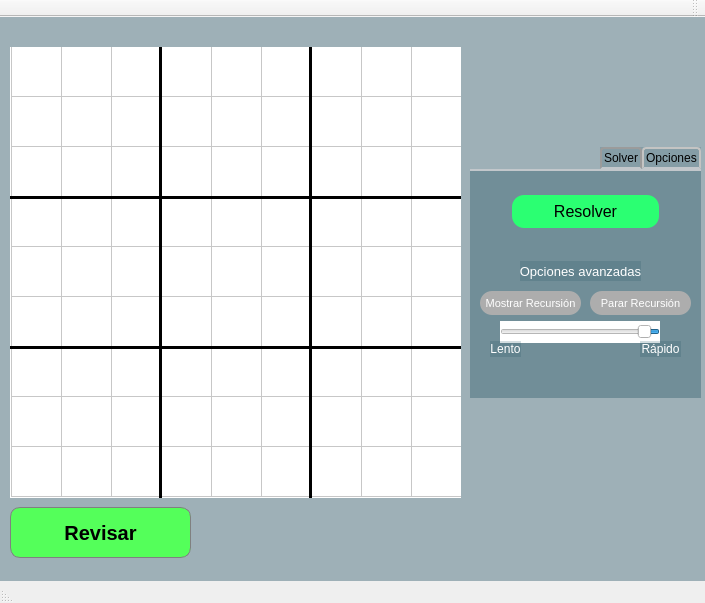
Qt form Sudoku.ui (ReyTheDog1/SodokuSolver) before a commit.
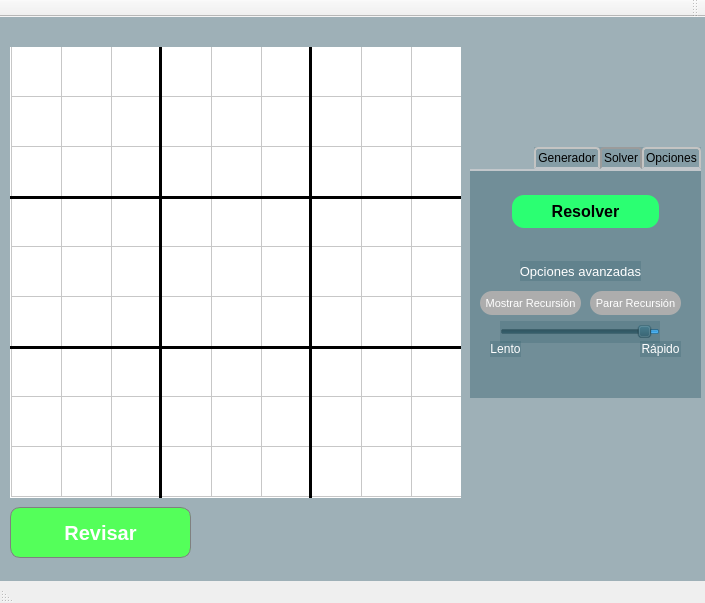
The same form after that commit. The open tabs and pages were chosen to show the change.

Patch:
```diff
--- a/Sudoku.ui
+++ b/Sudoku.ui
@@ -234,6 +234,7 @@
     <property name="styleSheet">
      <string notr="true">QPushButton {
   border: 1px solid gray;
+	color: rgb(255, 255, 255);
   border-radius: 10px;
   padding: 0 2px;
   background: rgb(84, 255, 90); 
@@ -255,23 +256,18 @@
     </property>
     <property name="styleSheet">
      <string notr="true">*
-
 {
 	background: rgba(32, 80, 96, 50);
-color: rgb(0, 0, 0);
 }
 
 QTabWidget::pane { /* The tab widget frame */
     border-top: 2px solid #C2C7CB;
     position: absolute;
     top: -0.5em;
-	
 }
 
 QTabWidget::tab-bar {
     alignment: center;
-	
-	
 }
 
 /* Style the tab using the tab sub-control. Note that
@@ -609,9 +605,6 @@
       <property name="layoutDirection">
        <enum>Qt::RightToLeft</enum>
       </property>
-      <property name="styleSheet">
-       <string notr="true">background-color: rgb(255, 255, 255);</string>
-      </property>
       <property name="minimum">
        <number>10</number>
       </property>
@@ -657,7 +650,7 @@
        <font>
         <pointsize>-1</pointsize>
         <italic>false</italic>
-        <bold>false</bold>
+        <bold>true</bold>
         <underline>false</underline>
         <strikeout>false</strikeout>
        </font>
@@ -982,209 +975,10 @@
        <rect>
         <x>120</x>
         <y>120</y>
-        <width>101</width>
+        <width>91</width>
         <height>24</height>
        </rect>
       </property>
-      <property name="palette">
-       <palette>
-        <active>
-         <colorrole role="WindowText">
-          <brush brushstyle="SolidPattern">
-           <color alpha="255">
-            <red>255</red>
-            <green>255</green>
-            <blue>255</blue>
-           </color>
-          </brush>
-         </colorrole>
-         <colorrole role="Button">
-          <brush brushstyle="SolidPattern">
-           <color alpha="255">
-            <red>173</red>
-            <green>173</green>
-            <blue>173</blue>
-           </color>
-          </brush>
-         </colorrole>
-         <colorrole role="Text">
-          <brush brushstyle="SolidPattern">
-           <color alpha="255">
-            <red>255</red>
-            <green>255</green>
-            <blue>255</blue>
-           </color>
-          </brush>
-         </colorrole>
-         <colorrole role="ButtonText">
-          <brush brushstyle="SolidPattern">
-           <color alpha="255">
-            <red>255</red>
-            <green>255</green>
-            <blue>255</blue>
-           </color>
-          </brush>
-         </colorrole>
-         <colorrole role="Base">
-          <brush brushstyle="SolidPattern">
-           <color alpha="255">
-            <red>173</red>
-            <green>173</green>
-            <blue>173</blue>
-           </color>
-          </brush>
-         </colorrole>
-         <colorrole role="Window">
-          <brush brushstyle="SolidPattern">
-           <color alpha="255">
-            <red>173</red>
-            <green>173</green>
-            <blue>173</blue>
-           </color>
-          </brush>
-         </colorrole>
-         <colorrole role="PlaceholderText">
-          <brush brushstyle="SolidPattern">
-           <color alpha="128">
-            <red>255</red>
-            <green>255</green>
-            <blue>255</blue>
-           </color>
-          </brush>
-         </colorrole>
-        </active>
-        <inactive>
-         <colorrole role="WindowText">
-          <brush brushstyle="SolidPattern">
-           <color alpha="255">
-            <red>255</red>
-            <green>255</green>
-            <blue>255</blue>
-           </color>
-          </brush>
-         </colorrole>
-         <colorrole role="Button">
-          <brush brushstyle="SolidPattern">
-           <color alpha="255">
-            <red>173</red>
-            <green>173</green>
-            <blue>173</blue>
-           </color>
-          </brush>
-         </colorrole>
-         <colorrole role="Text">
-          <brush brushstyle="SolidPattern">
-           <color alpha="255">
-            <red>255</red>
-            <green>255</green>
-            <blue>255</blue>
-           </color>
-          </brush>
-         </colorrole>
-         <colorrole role="ButtonText">
-          <brush brushstyle="SolidPattern">
-           <color alpha="255">
-            <red>255</red>
-            <green>255</green>
-            <blue>255</blue>
-           </color>
-          </brush>
-         </colorrole>
-         <colorrole role="Base">
-          <brush brushstyle="SolidPattern">
-           <color alpha="255">
-            <red>173</red>
-            <green>173</green>
-            <blue>173</blue>
-           </color>
-          </brush>
-         </colorrole>
-         <colorrole role="Window">
-          <brush brushstyle="SolidPattern">
-           <color alpha="255">
-            <red>173</red>
-            <green>173</green>
-            <blue>173</blue>
-           </color>
-          </brush>
-         </colorrole>
-         <colorrole role="PlaceholderText">
-          <brush brushstyle="SolidPattern">
-           <color alpha="128">
-            <red>255</red>
-            <green>255</green>
-            <blue>255</blue>
-           </color>
-          </brush>
-         </colorrole>
-        </inactive>
-        <disabled>
-         <colorrole role="WindowText">
-          <brush brushstyle="SolidPattern">
-           <color alpha="255">
-            <red>255</red>
-            <green>255</green>
-            <blue>255</blue>
-           </color>
-          </brush>
-         </colorrole>
-         <colorrole role="Button">
-          <brush brushstyle="SolidPattern">
-           <color alpha="255">
-            <red>173</red>
-            <green>173</green>
-            <blue>173</blue>
-           </color>
-          </brush>
-         </colorrole>
-         <colorrole role="Text">
-          <brush brushstyle="SolidPattern">
-           <color alpha="255">
-            <red>255</red>
-            <green>255</green>
-            <blue>255</blue>
-           </color>
-          </brush>
-         </colorrole>
-         <colorrole role="ButtonText">
-          <brush brushstyle="SolidPattern">
-           <color alpha="255">
-            <red>255</red>
-            <green>255</green>
-            <blue>255</blue>
-           </color>
-          </brush>
-         </colorrole>
-         <colorrole role="Base">
-          <brush brushstyle="SolidPattern">
-           <color alpha="255">
-            <red>173</red>
-            <green>173</green>
-            <blue>173</blue>
-           </color>
-          </brush>
-         </colorrole>
-         <colorrole role="Window">
-          <brush brushstyle="SolidPattern">
-           <color alpha="255">
-            <red>173</red>
-            <green>173</green>
-            <blue>173</blue>
-           </color>
-          </brush>
-         </colorrole>
-         <colorrole role="PlaceholderText">
-          <brush brushstyle="SolidPattern">
-           <color alpha="128">
-            <red>255</red>
-            <green>255</green>
-            <blue>255</blue>
-           </color>
-          </brush>
-         </colorrole>
-        </disabled>
-       </palette>
-      </property>
       <property name="font">
        <font>
         <pointsize>-1</pointsize>
@@ -1222,6 +1016,96 @@
       </property>
      </widget>
     </widget>
+    <widget class="QWidget" name="tab_3">
+     <attribute name="title">
+      <string>Generador</string>
+     </attribute>
+     <widget class="QSpinBox" name="Generador_cantidad">
+      <property name="geometry">
+       <rect>
+        <x>60</x>
+        <y>160</y>
+        <width>111</width>
+        <height>22</height>
+       </rect>
+      </property>
+      <property name="minimum">
+       <number>1</number>
+      </property>
+      <property name="maximum">
+       <number>81</number>
+      </property>
+     </widget>
+     <widget class="QPushButton" name="Generar_button">
+      <property name="geometry">
+       <rect>
+        <x>40</x>
+        <y>40</y>
+        <width>151</width>
+        <height>41</height>
+       </rect>
+      </property>
+      <property name="font">
+       <font>
+        <pointsize>-1</pointsize>
+        <italic>false</italic>
+        <bold>true</bold>
+        <underline>false</underline>
+        <strikeout>false</strikeout>
+       </font>
+      </property>
+      <property name="styleSheet">
+       <string notr="true">QPushButton {
+    background-color: rgb(43, 255, 114);; /* Fondo verde */
+    border: none;
+    color: black; /* Color de la letra */
+    padding: 10px 15px;
+    text-align: center;
+    text-decoration: none;
+    display: inline-block;
+    font-size: 16px;
+    margin: 4px 2px;
+    cursor: pointer;
+    border-radius: 12px; /* Bordes redondeados */
+}
+
+QPushButton:hover {
+    background-color: #45a049; /* Fondo más oscuro al pasar el cursor */
+}
+
+QPushButton:pressed {
+    background-color: #3e8e41; /* Fondo aún más oscuro al hacer clic */
+}</string>
+      </property>
+      <property name="text">
+       <string>Generar</string>
+      </property>
+     </widget>
+     <widget class="QLabel" name="OutputLabel1_6">
+      <property name="geometry">
+       <rect>
+        <x>30</x>
+        <y>120</y>
+        <width>161</width>
+        <height>20</height>
+       </rect>
+      </property>
+      <property name="font">
+       <font>
+        <pointsize>10</pointsize>
+       </font>
+      </property>
+      <property name="styleSheet">
+       <string notr="true">color: white;</string>
+      </property>
+      <property name="text">
+       <string>Cantidad de casillas llenas</string>
+      </property>
+      <property name="alignment">
+       <set>Qt::AlignCenter</set>
+      </property>
+     </widget>
+    </widget>
    </widget>
   </widget>
   <widget class="QMenuBar" name="menuBar">
```
Left out of the diff: 418 changed lines with no effect on the pictures.
